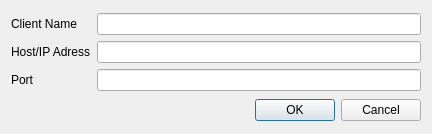
sicus/RemoteClipboard, file gui/ConnectDlg.ui: the form before one commit.
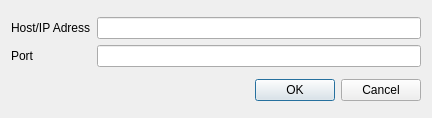
The form after the commit.

Commit message: - Settings (Client Name und Default Port) werden in einer ini datei gespeichert - Start Server Dialog entfernt (Client Name und Port wird den Settings entnommen) - beim Connect Host Dialog wurde der Name entfernt, dieser wird jetzt den Settings entnommen

What changed in the file:
```diff
--- a/gui/ConnectDlg.ui
+++ b/gui/ConnectDlg.ui
@@ -7,7 +7,7 @@
     <x>0</x>
     <y>0</y>
     <width>432</width>
-    <height>134</height>
+    <height>118</height>
    </rect>
   </property>
   <property name="windowTitle">
@@ -16,36 +16,26 @@
   <layout class="QVBoxLayout" name="verticalLayout">
    <item>
     <layout class="QGridLayout" name="gridLayout">
-     <item row="1" column="0">
+     <item row="0" column="0">
       <widget class="QLabel" name="label">
        <property name="text">
         <string>Host/IP Adress</string>
        </property>
       </widget>
      </item>
-     <item row="1" column="1">
+     <item row="0" column="1">
       <widget class="QLineEdit" name="HostLE"/>
      </item>
-     <item row="2" column="0">
+     <item row="1" column="1">
+      <widget class="QLineEdit" name="PortLE"/>
+     </item>
+     <item row="1" column="0">
       <widget class="QLabel" name="label_2">
        <property name="text">
         <string>Port</string>
        </property>
       </widget>
      </item>
-     <item row="2" column="1">
-      <widget class="QLineEdit" name="PortLE"/>
-     </item>
-     <item row="0" column="0">
-      <widget class="QLabel" name="label_3">
-       <property name="text">
-        <string>Client Name</string>
-       </property>
-      </widget>
-     </item>
-     <item row="0" column="1">
-      <widget class="QLineEdit" name="ClientnameLE"/>
-     </item>
     </layout>
    </item>
    <item>
```
Left out of the diff: 1 changed line with no effect on the pictures. The commit also changes 9 other files.
